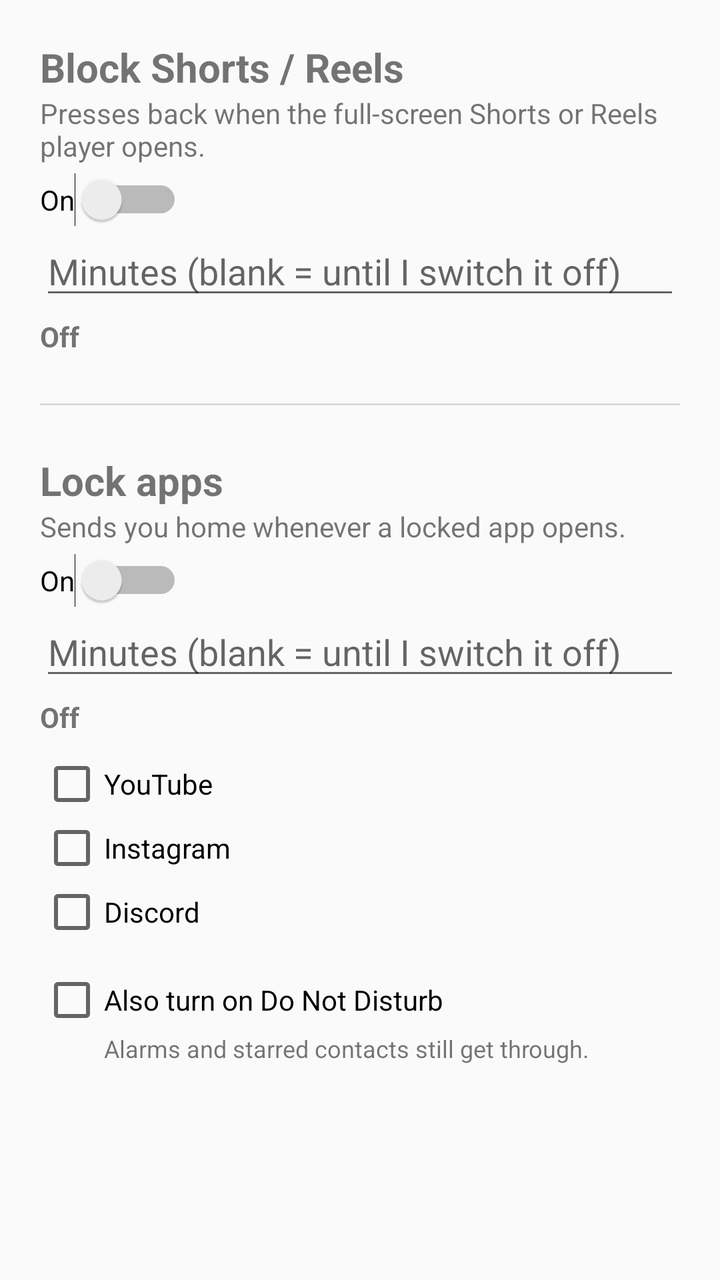
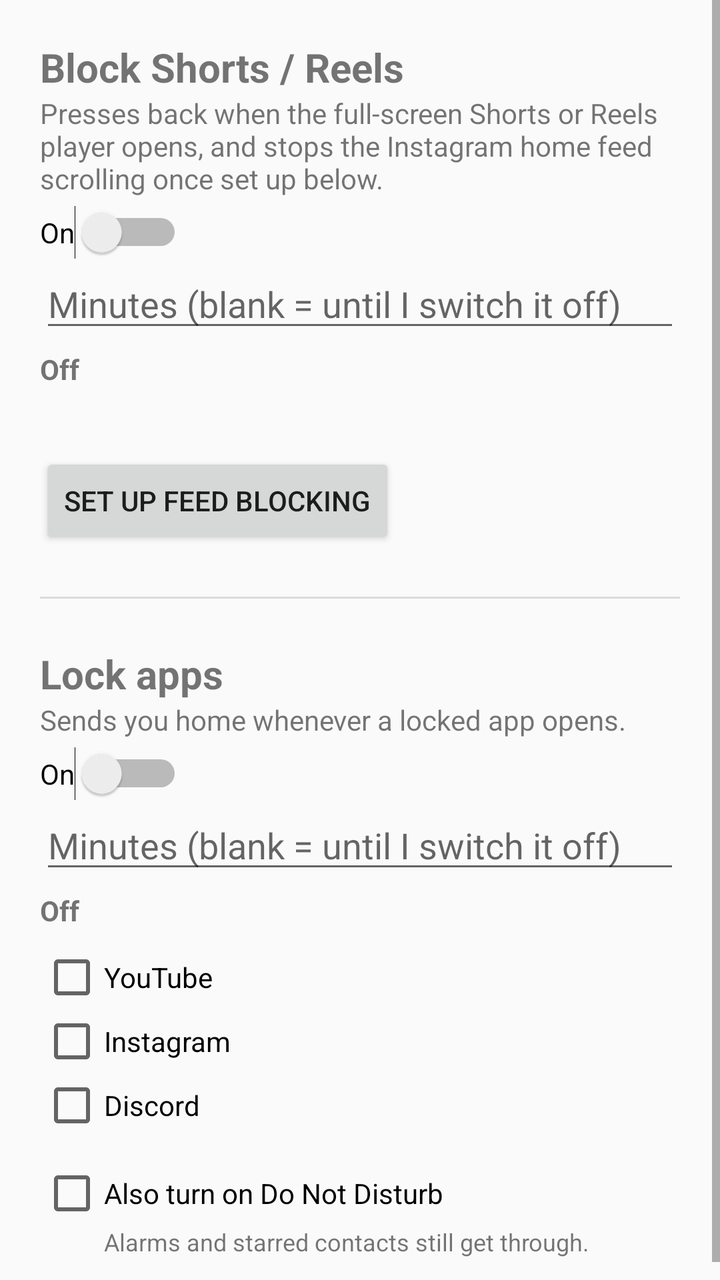

Screens rendered from an Android XML layout before and after an edit, with the pre-edit source and the edit as a unified diff.
<!-- AndroidManifest.xml: application theme android:Theme.Material.Light -->
<!-- res/layout/activity_main.xml -->
<?xml version="1.0" encoding="utf-8"?>
<ScrollView xmlns:android="http://schemas.android.com/apk/res/android"
    android:layout_width="match_parent"
    android:layout_height="match_parent">

    <LinearLayout
        android:layout_width="match_parent"
        android:layout_height="wrap_content"
        android:orientation="vertical"
        android:padding="20dp">

        
        <LinearLayout
            android:id="@+id/warn_box"
            android:layout_width="match_parent"
            android:layout_height="wrap_content"
            android:orientation="vertical"
            android:paddingBottom="24dp"
            android:visibility="gone">

            <TextView
                android:layout_width="match_parent"
                android:layout_height="wrap_content"
                android:text="The accessibility service is off. Nothing is being blocked."
                android:textColor="#B00020"
                android:textStyle="bold" />

            <Button
                android:id="@+id/btn_settings"
                android:layout_width="wrap_content"
                android:layout_height="wrap_content"
                android:layout_marginTop="8dp"
                android:text="Open Accessibility Settings" />
        </LinearLayout>

        
        <TextView
            android:layout_width="match_parent"
            android:layout_height="wrap_content"
            android:text="Block Shorts / Reels"
            android:textSize="20sp"
            android:textStyle="bold" />

        <TextView
            android:layout_width="match_parent"
            android:layout_height="wrap_content"
            android:paddingBottom="4dp"
            android:text="Presses back when the full-screen Shorts or Reels player opens." />

        <Switch
            android:id="@+id/sw_shorts"
            android:layout_width="wrap_content"
            android:layout_height="wrap_content"
            android:text="On" />

        <EditText
            android:id="@+id/et_shorts"
            android:layout_width="match_parent"
            android:layout_height="wrap_content"
            android:hint="Minutes (blank = until I switch it off)"
            android:inputType="number"
            android:maxLength="4" />

        <TextView
            android:id="@+id/tv_shorts"
            android:layout_width="match_parent"
            android:layout_height="wrap_content"
            android:paddingTop="4dp"
            android:text="Off"
            android:textStyle="bold" />

        <View
            android:layout_width="match_parent"
            android:layout_height="1dp"
            android:layout_marginBottom="24dp"
            android:layout_marginTop="24dp"
            android:background="#20000000" />

        
        <TextView
            android:layout_width="match_parent"
            android:layout_height="wrap_content"
            android:text="Lock apps"
            android:textSize="20sp"
            android:textStyle="bold" />

        <TextView
            android:layout_width="match_parent"
            android:layout_height="wrap_content"
            android:paddingBottom="4dp"
            android:text="Sends you home whenever a locked app opens." />

        <Switch
            android:id="@+id/sw_lock"
            android:layout_width="wrap_content"
            android:layout_height="wrap_content"
            android:text="On" />

        <EditText
            android:id="@+id/et_lock"
            android:layout_width="match_parent"
            android:layout_height="wrap_content"
            android:hint="Minutes (blank = until I switch it off)"
            android:inputType="number"
            android:maxLength="4" />

        <TextView
            android:id="@+id/tv_lock"
            android:layout_width="match_parent"
            android:layout_height="wrap_content"
            android:paddingTop="4dp"
            android:text="Off"
            android:textStyle="bold" />

        <CheckBox
            android:id="@+id/cb_youtube"
            android:layout_width="wrap_content"
            android:layout_height="wrap_content"
            android:layout_marginTop="8dp"
            android:text="YouTube" />

        <CheckBox
            android:id="@+id/cb_instagram"
            android:layout_width="wrap_content"
            android:layout_height="wrap_content"
            android:text="Instagram" />

        <CheckBox
            android:id="@+id/cb_discord"
            android:layout_width="wrap_content"
            android:layout_height="wrap_content"
            android:text="Discord" />

        <CheckBox
            android:id="@+id/cb_dnd"
            android:layout_width="match_parent"
            android:layout_height="wrap_content"
            android:layout_marginTop="12dp"
            android:text="Also turn on Do Not Disturb" />

        <TextView
            android:layout_width="match_parent"
            android:layout_height="wrap_content"
            android:paddingStart="32dp"
            android:text="Alarms and starred contacts still get through."
            android:textSize="12sp" />

    </LinearLayout>

</ScrollView>
<!-- resources referenced by this layout -->
<resources>

</resources>

<!-- the commit's change to res/layout/activity_main.xml (unified diff, before → after) -->
@@ -45,7 +45,7 @@
             android:layout_width="match_parent"
             android:layout_height="wrap_content"
             android:paddingBottom="4dp"
-            android:text="Presses back when the full-screen Shorts or Reels player opens." />
+            android:text="Presses back when the full-screen Shorts or Reels player opens, and stops the Instagram home feed scrolling once set up below." />
 
         <Switch
             android:id="@+id/sw_shorts"
@@ -68,6 +68,20 @@
             android:paddingTop="4dp"
             android:text="Off"
             android:textStyle="bold" />
+
+        <TextView
+            android:id="@+id/tv_feed"
+            android:layout_width="match_parent"
+            android:layout_height="wrap_content"
+            android:paddingTop="12dp"
+            android:textSize="12sp" />
+
+        <Button
+            android:id="@+id/btn_learn"
+            android:layout_width="wrap_content"
+            android:layout_height="wrap_content"
+            android:layout_marginTop="4dp"
+            android:text="Set up feed blocking" />
 
         <View
             android:layout_width="match_parent"
